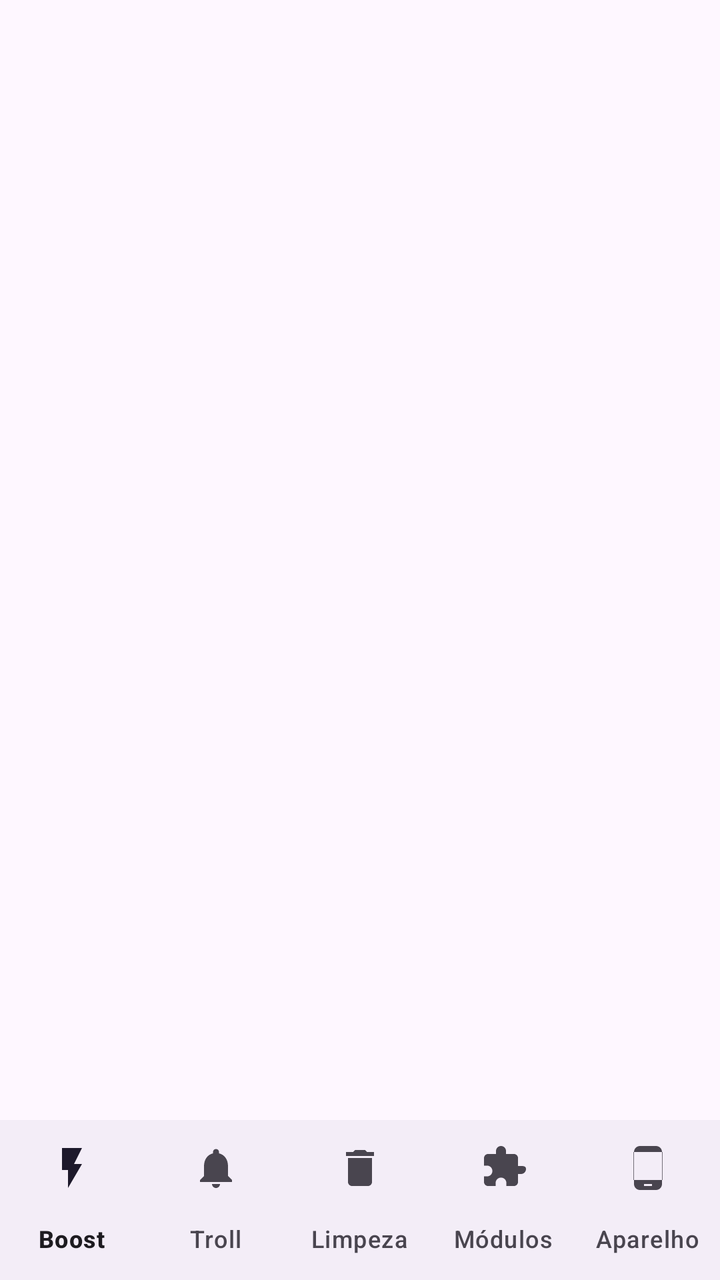
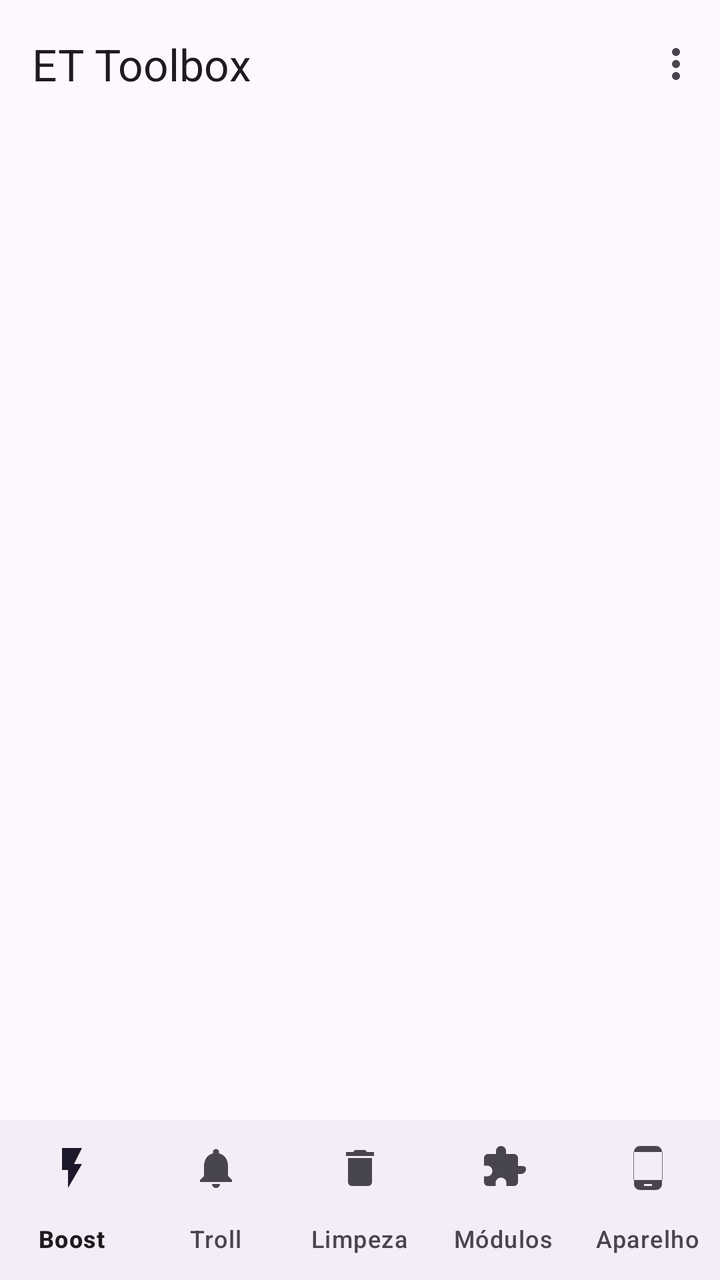

Before-and-after screenshots of an Android layout around one commit, followed by the original layout XML and the change that was made.
<!-- AndroidManifest.xml: application theme Theme.ETToolbox -->
<!-- res/layout/activity_main.xml -->
<?xml version="1.0" encoding="utf-8"?>
<androidx.constraintlayout.widget.ConstraintLayout
    xmlns:android="http://schemas.android.com/apk/res/android"
    xmlns:app="http://schemas.android.com/apk/res-auto"
    android:id="@+id/main_root"
    android:layout_width="match_parent"
    android:layout_height="match_parent">

    <LinearLayout
        android:id="@+id/root_banner"
        android:layout_width="match_parent"
        android:layout_height="wrap_content"
        android:orientation="horizontal"
        android:gravity="center_vertical"
        android:paddingStart="16dp"
        android:paddingEnd="16dp"
        android:paddingTop="10dp"
        android:paddingBottom="10dp"
        android:background="?attr/colorErrorContainer"
        android:visibility="gone"
        app:layout_constraintTop_toTopOf="parent"
        app:layout_constraintStart_toStartOf="parent"
        app:layout_constraintEnd_toEndOf="parent">

        <TextView
            android:layout_width="0dp"
            android:layout_height="wrap_content"
            android:layout_weight="1"
            android:text="@string/banner_root_needed"
            android:textColor="?attr/colorOnErrorContainer" />

        <Button
            android:id="@+id/btn_grant_root"
            style="?attr/materialButtonOutlinedStyle"
            android:layout_width="wrap_content"
            android:layout_height="wrap_content"
            android:text="@string/banner_grant" />
    </LinearLayout>

    <FrameLayout
        android:id="@+id/container"
        android:layout_width="0dp"
        android:layout_height="0dp"
        app:layout_constraintTop_toBottomOf="@id/root_banner"
        app:layout_constraintBottom_toTopOf="@id/bottom_nav"
        app:layout_constraintStart_toStartOf="parent"
        app:layout_constraintEnd_toEndOf="parent" />

    <com.google.android.material.bottomnavigation.BottomNavigationView
        android:id="@+id/bottom_nav"
        android:layout_width="0dp"
        android:layout_height="wrap_content"
        app:menu="@menu/bottom_nav"
        app:labelVisibilityMode="labeled"
        app:layout_constraintBottom_toBottomOf="parent"
        app:layout_constraintStart_toStartOf="parent"
        app:layout_constraintEnd_toEndOf="parent" />
</androidx.constraintlayout.widget.ConstraintLayout>
<!-- resources referenced by this layout -->
<resources>
  <string name="banner_grant">Conceder root</string>
  <string name="banner_root_needed">Acesso root necessário para as funções do sistema.</string>
  <style name="Theme.ETToolbox" parent="Theme.Material3.DayNight.NoActionBar">
          <item name="colorPrimary">@color/et_primary</item>
          <item name="android:statusBarColor">?attr/colorSurface</item>
          <item name="android:windowLightStatusBar">true</item>
      </style>
  <color name="et_primary">#2E7D32</color>
</resources>

<!-- the commit's change to res/layout/activity_main.xml (unified diff, before → after) -->
@@ -6,9 +6,26 @@
     android:layout_width="match_parent"
     android:layout_height="match_parent">
 
+    <com.google.android.material.appbar.AppBarLayout
+        android:id="@+id/app_bar"
+        android:layout_width="0dp"
+        android:layout_height="wrap_content"
+        app:layout_constraintTop_toTopOf="parent"
+        app:layout_constraintStart_toStartOf="parent"
+        app:layout_constraintEnd_toEndOf="parent">
+
+        <com.google.android.material.appbar.MaterialToolbar
+            android:id="@+id/top_toolbar"
+            android:layout_width="match_parent"
+            android:layout_height="?attr/actionBarSize"
+            app:title="@string/app_name"
+            app:titleTextAppearance="@style/TextAppearance.Material3.TitleLarge"
+            app:menu="@menu/menu_top" />
+    </com.google.android.material.appbar.AppBarLayout>
+
     <LinearLayout
         android:id="@+id/root_banner"
-        android:layout_width="match_parent"
+        android:layout_width="0dp"
         android:layout_height="wrap_content"
         android:orientation="horizontal"
         android:gravity="center_vertical"
@@ -18,7 +35,7 @@
         android:paddingBottom="10dp"
         android:background="?attr/colorErrorContainer"
         android:visibility="gone"
-        app:layout_constraintTop_toTopOf="parent"
+        app:layout_constraintTop_toBottomOf="@id/app_bar"
         app:layout_constraintStart_toStartOf="parent"
         app:layout_constraintEnd_toEndOf="parent">
 
<!-- resource entries referenced after the edit -->
@@ -1,5 +1,6 @@
 <!-- resources referenced by this layout -->
 <resources>
+  <string name="app_name">ET Toolbox</string>
   <string name="banner_grant">Conceder root</string>
   <string name="banner_root_needed">Acesso root necessário para as funções do sistema.</string>
   <style name="Theme.ETToolbox" parent="Theme.Material3.DayNight.NoActionBar">
